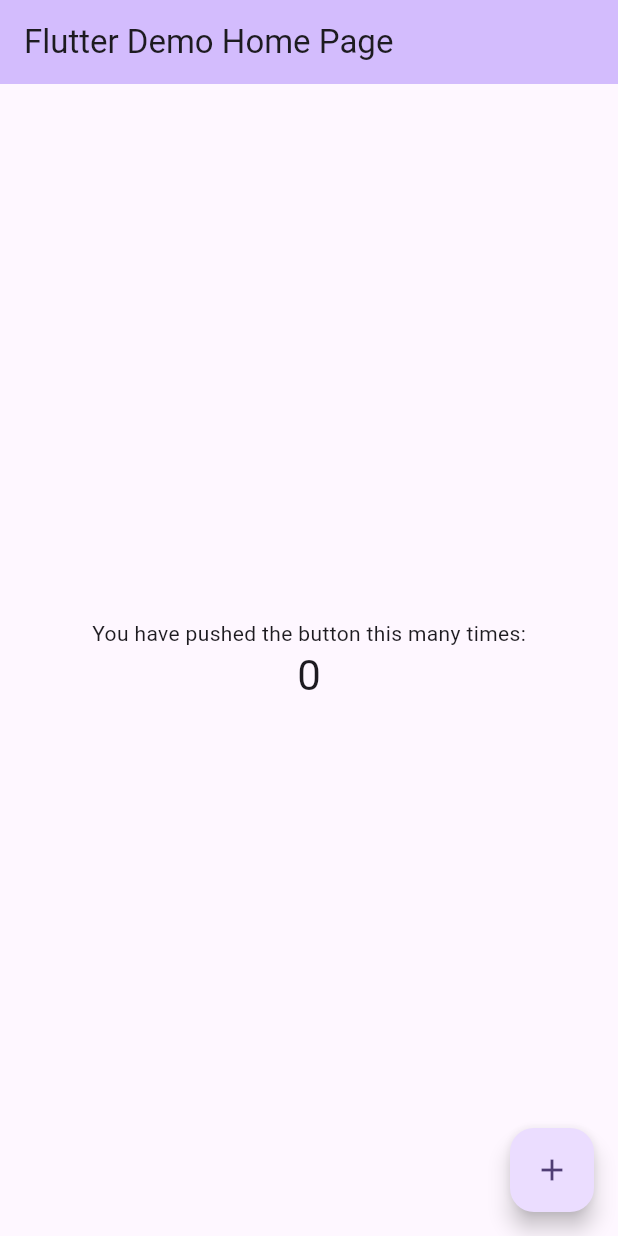
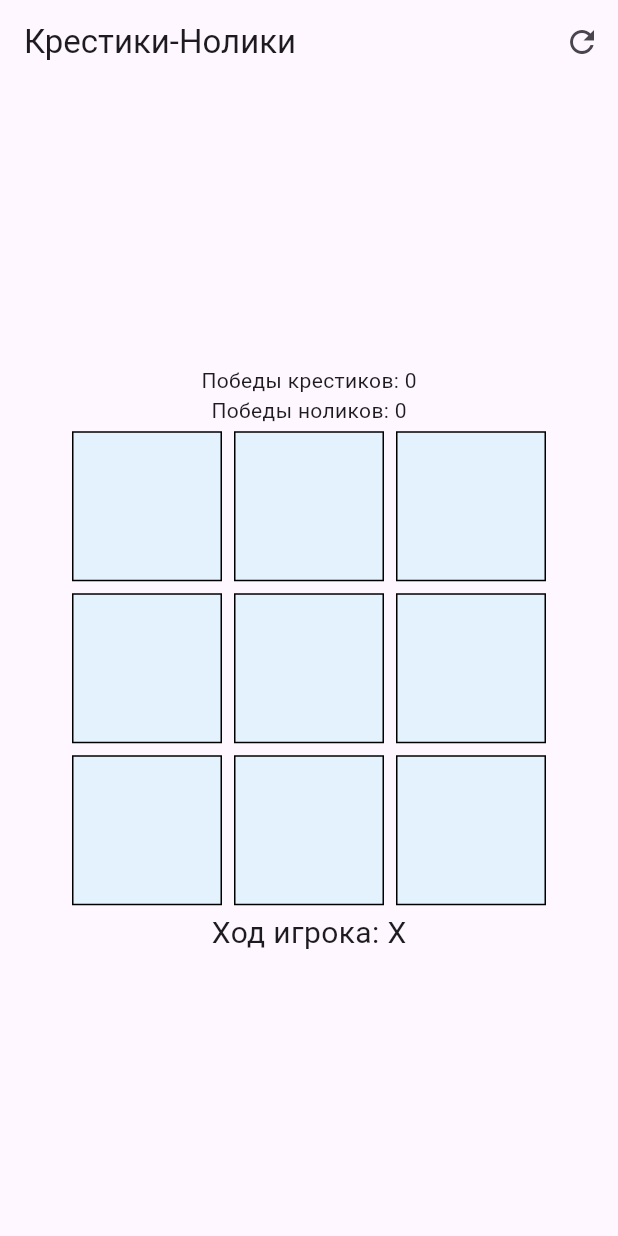
Before and after one commit to EgorK0rshun/4o_tictactoe, a Flutter app: the screen it shows after launch, on a phone screen of 412 x 824 dp. Run offline on Flutter 3.47's test engine with Material 3 defaults, Android fonts, the phone set to English and light mode, and no system bars.

Commit message:
Apply code from first promt of 4o

```diff
--- /dev/null
+++ b/lib/game_logic.dart
@@ -0,0 +1,51 @@
+class GameLogic {
+  List<List<String?>> board;
+  String currentPlayer;
+  String? winner;
+
+  GameLogic()
+      : board = List.generate(3, (_) => List.generate(3, (_) => null)),
+        currentPlayer = 'X',
+        winner = null;
+
+  // Игровая логика, смена игрока и проверка победы
+  void playMove(int row, int col) {
+    if (board[row][col] != null || winner != null) return;
+
+    board[row][col] = currentPlayer;
+    if (checkWin(row, col)) {
+      winner = currentPlayer;
+    } else if (board.every((row) => row.every((cell) => cell != null))) {
+      winner = 'N'; // Ничья
+    } else {
+      currentPlayer = currentPlayer == 'X' ? 'O' : 'X';
+    }
+  }
+
+  // Проверка на победу
+  bool checkWin(int row, int col) {
+    // Проверка строки
+    if (board[row].every((cell) => cell == currentPlayer)) return true;
+
+    // Проверка столбца
+    if (board.every((r) => r[col] == currentPlayer)) return true;
+
+    // Проверка диагоналей
+    if (row == col && board.every((r) => r[r.indexOf(r)] == currentPlayer)) return true;
+    if (row + col == 2 && board.every((r) => r[2 - r.indexOf(r)] == currentPlayer)) return true;
+
+    return false;
+  }
+
+  // Сброс игры
+  void resetBoard() {
+    board = List.generate(3, (_) => List.generate(3, (_) => null));
+    currentPlayer = 'X';
+    winner = null;
+  }
+
+  // Проверка завершения игры
+  bool isGameOver() => winner != null;
+
+  String getCurrentPlayer() => currentPlayer;
+}
--- a/lib/main.dart
+++ b/lib/main.dart
@@ -1,125 +1,147 @@
 import 'package:flutter/material.dart';
+import 'game_logic.dart';
+import 'statistics.dart';
 
 void main() {
-  runApp(const MyApp());
+  runApp(MyApp());
 }
 
 class MyApp extends StatelessWidget {
-  const MyApp({super.key});
-
-  // This widget is the root of your application.
   @override
   Widget build(BuildContext context) {
     return MaterialApp(
-      title: 'Flutter Demo',
+      title: 'Крестики-Нолики',
       theme: ThemeData(
-        // This is the theme of your application.
-        //
-        // TRY THIS: Try running your application with "flutter run". You'll see
-        // the application has a purple toolbar. Then, without quitting the app,
-        // try changing the seedColor in the colorScheme below to Colors.green
-        // and then invoke "hot reload" (save your changes or press the "hot
-        // reload" button in a Flutter-supported IDE, or press "r" if you used
-        // the command line to start the app).
-        //
-        // Notice that the counter didn't reset back to zero; the application
-        // state is not lost during the reload. To reset the state, use hot
-        // restart instead.
-        //
-        // This works for code too, not just values: Most code changes can be
-        // tested with just a hot reload.
-        colorScheme: ColorScheme.fromSeed(seedColor: Colors.deepPurple),
-        useMaterial3: true,
+        primarySwatch: Colors.blue,
+        visualDensity: VisualDensity.adaptivePlatformDensity,
       ),
-      home: const MyHomePage(title: 'Flutter Demo Home Page'),
+      home: TicTacToeGame(),
     );
   }
 }
 
-class MyHomePage extends StatefulWidget {
-  const MyHomePage({super.key, required this.title});
+class TicTacToeGame extends StatefulWidget {
+  @override
+  _TicTacToeGameState createState() => _TicTacToeGameState();
+}
 
-  // This widget is the home page of your application. It is stateful, meaning
-  // that it has a State object (defined below) that contains fields that affect
-  // how it looks.
-
-  // This class is the configuration for the state. It holds the values (in this
-  // case the title) provided by the parent (in this case the App widget) and
-  // used by the build method of the State. Fields in a Widget subclass are
-  // always marked "final".
-
-  final String title;
+class _TicTacToeGameState extends State<TicTacToeGame> {
+  GameLogic gameLogic = GameLogic();
+  Statistics statistics = Statistics();
 
   @override
-  State<MyHomePage> createState() => _MyHomePageState();
-}
+  Widget build(BuildContext context) {
+    return Scaffold(
+      appBar: AppBar(
+        title: Text('Крестики-Нолики'),
+        actions: [
+          IconButton(
+            icon: Icon(Icons.refresh),
+            onPressed: _resetGame,
+          ),
+        ],
+      ),
+      body: Column(
+        mainAxisAlignment: MainAxisAlignment.center,
+        crossAxisAlignment: CrossAxisAlignment.center,
+        children: [
+          _buildStatistics(),
+          _buildGameBoard(),
+          _buildGameStatus(),
+        ],
+      ),
+    );
+  }
 
-class _MyHomePageState extends State<MyHomePage> {
-  int _counter = 0;
+  // Строим статистику игры (победы и поражения)
+  Widget _buildStatistics() {
+    return Column(
+      children: [
+        Text('Победы крестиков: ${statistics.xWins}'),
+        Text('Победы ноликов: ${statistics.oWins}'),
+      ],
+    );
+  }
 
-  void _incrementCounter() {
+  // Строим игровое поле
+  Widget _buildGameBoard() {
+    return Column(
+      children: List.generate(3, (row) {
+        return Row(
+          mainAxisAlignment: MainAxisAlignment.center,
+          children: List.generate(3, (col) {
+            return _buildCell(row, col);
+          }),
+        );
+      }),
+    );
+  }
+
+  // Строим одну ячейку поля
+  Widget _buildCell(int row, int col) {
+    return GestureDetector(
+      onTap: () => _onCellTapped(row, col),
+      child: Container(
+        width: 100,
+        height: 100,
+        margin: EdgeInsets.all(4),
+        decoration: BoxDecoration(
+          border: Border.all(),
+          color: Colors.blue[50],
+        ),
+        child: Center(
+          child: Text(
+            gameLogic.board[row][col] ?? '',
+            style: TextStyle(
+              fontSize: 36,
+              fontWeight: FontWeight.bold,
+              color: Colors.blue,
+            ),
+          ),
+        ),
+      ),
+    );
+  }
+
+  // Обработка клика по ячейке
+  void _onCellTapped(int row, int col) {
+    if (gameLogic.board[row][col] != null || gameLogic.isGameOver()) return;
+
     setState(() {
-      // This call to setState tells the Flutter framework that something has
-      // changed in this State, which causes it to rerun the build method below
-      // so that the display can reflect the updated values. If we changed
-      // _counter without calling setState(), then the build method would not be
-      // called again, and so nothing would appear to happen.
-      _counter++;
+      gameLogic.playMove(row, col);
+      if (gameLogic.isGameOver()) {
+        _updateStatistics();
+      }
     });
   }
 
-  @override
-  Widget build(BuildContext context) {
-    // This method is rerun every time setState is called, for instance as done
-    // by the _incrementCounter method above.
-    //
-    // The Flutter framework has been optimized to make rerunning build methods
-    // fast, so that you can just rebuild anything that needs updating rather
-    // than having to individually change instances of widgets.
-    return Scaffold(
-      appBar: AppBar(
-        // TRY THIS: Try changing the color here to a specific color (to
-        // Colors.amber, perhaps?) and trigger a hot reload to see the AppBar
-        // change color while the other colors stay the same.
-        backgroundColor: Theme.of(context).colorScheme.inversePrimary,
-        // Here we take the value from the MyHomePage object that was created by
-        // the App.build method, and use it to set our appbar title.
-        title: Text(widget.title),
-      ),
-      body: Center(
-        // Center is a layout widget. It takes a single child and positions it
-        // in the middle of the parent.
-        child: Column(
-          // Column is also a layout widget. It takes a list of children and
-          // arranges them vertically. By default, it sizes itself to fit its
-          // children horizontally, and tries to be as tall as its parent.
-          //
-          // Column has various properties to control how it sizes itself and
-          // how it positions its children. Here we use mainAxisAlignment to
-          // center the children vertically; the main axis here is the vertical
-          // axis because Columns are vertical (the cross axis would be
-          // horizontal).
-          //
-          // TRY THIS: Invoke "debug painting" (choose the "Toggle Debug Paint"
-          // action in the IDE, or press "p" in the console), to see the
-          // wireframe for each widget.
-          mainAxisAlignment: MainAxisAlignment.center,
-          children: <Widget>[
-            const Text(
-              'You have pushed the button this many times:',
-            ),
-            Text(
-              '$_counter',
-              style: Theme.of(context).textTheme.headlineMedium,
-            ),
-          ],
-        ),
-      ),
-      floatingActionButton: FloatingActionButton(
-        onPressed: _incrementCounter,
-        tooltip: 'Increment',
-        child: const Icon(Icons.add),
-      ), // This trailing comma makes auto-formatting nicer for build methods.
-    );
+  // Обновление статистики после завершения игры
+  void _updateStatistics() {
+    setState(() {
+      if (gameLogic.winner == 'X') {
+        statistics.incrementXWins();
+      } else if (gameLogic.winner == 'O') {
+        statistics.incrementOWins();
+      }
+    });
+  }
+
+  // Сброс игры
+  void _resetGame() {
+    setState(() {
+      gameLogic.resetBoard();
+    });
+  }
+
+  // Статус игры (выиграл кто-то или ничья)
+  Widget _buildGameStatus() {
+    if (gameLogic.isGameOver()) {
+      if (gameLogic.winner != null) {
+        return Text('Победил: ${gameLogic.winner}', style: TextStyle(fontSize: 20, color: Colors.green));
+      } else {
+        return Text('Ничья!', style: TextStyle(fontSize: 20, color: Colors.orange));
+      }
+    }
+    return Text('Ход игрока: ${gameLogic.currentPlayer}', style: TextStyle(fontSize: 20));
   }
 }
--- /dev/null
+++ b/lib/statistics.dart
@@ -0,0 +1,14 @@
+class Statistics {
+  int xWins;
+  int oWins;
+
+  Statistics({this.xWins = 0, this.oWins = 0});
+
+  void incrementXWins() {
+    xWins++;
+  }
+
+  void incrementOWins() {
+    oWins++;
+  }
+}
```
Also changed, not shown: 1 other file.
